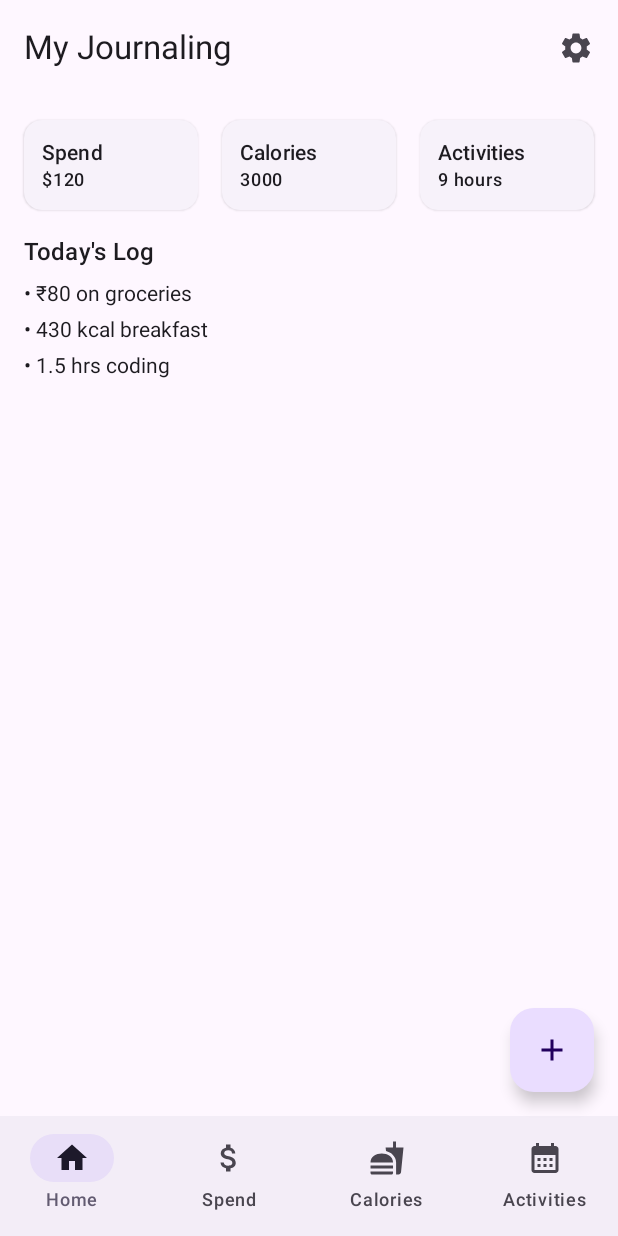
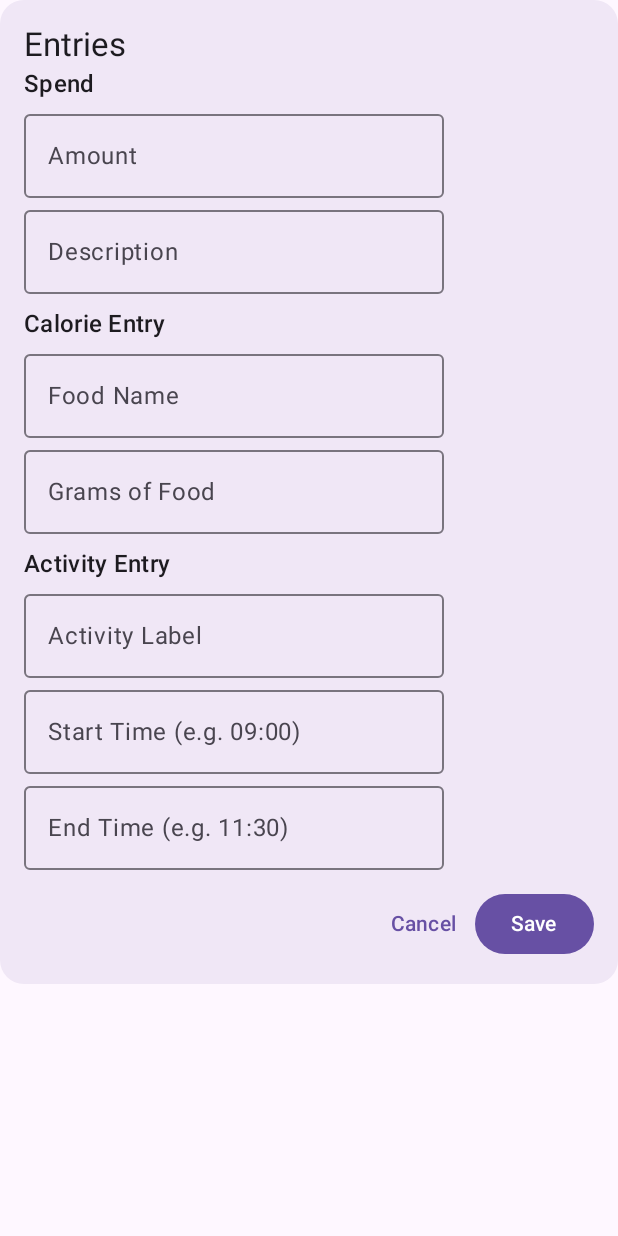
Before and after one commit to OPx888/Notedown, an Android app built with Jetpack Compose: the HomeScreen screen opened through its navigation route, after a tap on "Add", on a phone screen of 412 x 824 dp. Run offline under Robolectric (Android 15) with nearby library versions, the phone set to English and light mode, and no system bars.

Commit message:
Compleat seting Flowting Action Button

```diff
--- a/app/src/main/java/com/prakash/notedown/MainActivity.kt
+++ b/app/src/main/java/com/prakash/notedown/MainActivity.kt
@@ -5,40 +5,49 @@ import androidx.activity.ComponentActivity
 import androidx.activity.compose.setContent
 import androidx.activity.enableEdgeToEdge
 import androidx.compose.foundation.layout.Box
-import androidx.compose.foundation.layout.fillMaxSize
 import androidx.compose.foundation.layout.padding
-import androidx.compose.material.icons.Icons
-import androidx.compose.material.icons.filled.Add
-import androidx.compose.material3.FloatingActionButton
-import androidx.compose.material3.Icon
 import androidx.compose.material3.Scaffold
-import androidx.compose.material3.Text
-import androidx.compose.runtime.Composable
+import androidx.compose.runtime.mutableStateOf
+import androidx.compose.runtime.remember
 import androidx.compose.ui.Modifier
-import androidx.compose.ui.tooling.preview.Preview
+import androidx.navigation.compose.currentBackStackEntryAsState
 import androidx.navigation.compose.rememberNavController
 import com.prakash.notedown.navigation.NavGraph
-import com.prakash.notedown.screen.BottomNavBar
-import com.prakash.notedown.ui.theme.NotedownTheme
+import com.prakash.notedown.screen.home.BottomNavBar
+import androidx.compose.runtime.getValue
+import androidx.compose.runtime.setValue
+import androidx.lifecycle.viewmodel.compose.viewModel
+import com.prakash.notedown.screen.activities.ActivitiesViewModel
+import com.prakash.notedown.screen.calories.CaloriesViewModel
+import com.prakash.notedown.screen.spend.SpendViewModel
 
 class MainActivity : ComponentActivity() {
 	override fun onCreate(savedInstanceState: Bundle?) {
 		super.onCreate(savedInstanceState)
 		enableEdgeToEdge()
+
 		setContent {
+			val spendViewModel: SpendViewModel = viewModel()
+			val caloriesViewModel: CaloriesViewModel = viewModel()
+			val activitiesViewModel: ActivitiesViewModel = viewModel()
+
 			val navController = rememberNavController()
+			val currentBackStackEntry by navController.currentBackStackEntryAsState()
+			val currentRoute = currentBackStackEntry?.destination?.route
+
+			val showSheet = remember { mutableStateOf(false) }
 			Scaffold (
-				bottomBar = { BottomNavBar(navController)},
-				floatingActionButton = {
-					FloatingActionButton(
-						onClick = {}
-					){
-						Icon(Icons.Default.Add,contentDescription = "Add")
-					}
+				bottomBar = {
+
+					if (!showSheet.value && currentRoute in listOf("home", "spend", "calories", "activities")) {
+						BottomNavBar(navController)
+						}
 				}
+
+
 			){ innerPadding ->
 				Box(modifier = Modifier.padding(innerPadding)){
-					NavGraph(navController)
+					NavGraph(navController, showSheet = showSheet)
 				}
 			}
 
--- a/app/src/main/java/com/prakash/notedown/navigation/NavGraph.kt
+++ b/app/src/main/java/com/prakash/notedown/navigation/NavGraph.kt
@@ -1,19 +1,27 @@
 package com.prakash.notedown.navigation
 
 import androidx.compose.runtime.Composable
+import androidx.compose.runtime.MutableState
+import androidx.lifecycle.viewmodel.compose.viewModel
 import androidx.navigation.NavHostController
 import androidx.navigation.compose.NavHost
 import androidx.navigation.compose.composable
 import com.prakash.notedown.screen.activities.ActivitiesScreen
 import com.prakash.notedown.screen.calories.CaloriesScreen
-import com.prakash.notedown.screen.HomeScreen
+import com.prakash.notedown.screen.home.HomeScreen
 import com.prakash.notedown.screen.spend.SpendScreen
+import kotlinx.coroutines.flow.MutableStateFlow
 
 @Composable
-fun NavGraph(navController : NavHostController) {
+fun NavGraph(navController : NavHostController,showSheet: MutableState<Boolean>) {
 	NavHost(navController, startDestination = BottomNavItem.Home.route){
 		composable(BottomNavItem.Home.route){
-			HomeScreen()
+			HomeScreen(
+				viewModel(),
+				viewModel(),
+				viewModel(),
+				showSheet = showSheet
+			)
 		}
 		composable(route = BottomNavItem.Spend.route) {
 			SpendScreen()
--- a/app/src/main/java/com/prakash/notedown/screen/BottomNavBar.kt
+++ b/app/src/main/java/com/prakash/notedown/screen/home/BottomNavBar.kt
@@ -1,4 +1,4 @@
-package com.prakash.notedown.screen
+package com.prakash.notedown.screen.home
 
 import androidx.compose.material3.Icon
 import androidx.compose.material3.NavigationBar
--- a/app/src/main/java/com/prakash/notedown/screen/HomeScreen.kt
+++ b/app/src/main/java/com/prakash/notedown/screen/home/HomeScreen.kt
@@ -1,5 +1,6 @@
-package com.prakash.notedown.screen
+package com.prakash.notedown.screen.home
 
+import androidx.activity.compose.BackHandler
 import androidx.compose.foundation.layout.Arrangement
 import androidx.compose.foundation.layout.Column
 import androidx.compose.foundation.layout.Row
@@ -20,14 +21,32 @@ import androidx.compose.material3.Scaffold
 import androidx.compose.material3.Text
 import androidx.compose.material3.TopAppBar
 import androidx.compose.runtime.Composable
+import androidx.compose.runtime.MutableState
+import androidx.compose.runtime.mutableStateOf
+import androidx.compose.runtime.remember
 import androidx.compose.ui.Modifier
 import androidx.compose.ui.unit.dp
+import androidx.lifecycle.viewmodel.compose.viewModel
+import com.prakash.notedown.screen.activities.ActivitiesViewModel
+import com.prakash.notedown.screen.calories.CaloriesViewModel
+import com.prakash.notedown.screen.spend.SpendViewModel
 
 @OptIn(ExperimentalMaterial3Api::class)
 @Composable
-fun HomeScreen() {
+fun HomeScreen(
+	activitiesViewModel: ActivitiesViewModel,
+	spendViewModel: SpendViewModel,
+	caloriesViewModel: CaloriesViewModel,
+	showSheet: MutableState<Boolean>,) {
+	if (showSheet.value) {
+		BackHandler {
+			showSheet.value = false
+		}
+	}
+
 	Scaffold(
 		topBar = {
+			if (!showSheet.value){
 				TopAppBar(
 					title = { Text ( text = "My Journaling")},
 					actions = {
@@ -38,6 +57,17 @@ fun HomeScreen() {
 						}
 					}
 				)
+			}
+
+		},
+		floatingActionButton = {
+			if (!showSheet.value){
+				FloatingActionButton(
+					onClick = { showSheet.value = true }){
+					Icon(Icons.Default.Add,contentDescription = "Add")
+				}
+			}
+
 		}
 	) { innerPadding ->
 		Column (
@@ -51,6 +81,17 @@ fun HomeScreen() {
 		){
 			OverViewCardRow()
 			DailyLogList()
+		}
+		if (showSheet.value){
+			UnifiedEntryBottomSheet(
+				onDismiss = {showSheet.value = false},
+				onAdd = { spend, calories, activities ->
+					if (spend != null) spendViewModel.addSpendEntry(spend.first,spend.second)
+					if (calories != null) caloriesViewModel.addFood(calories.second,calories.first)
+					if (activities != null) activitiesViewModel.addActivity(activities.first,activities.second,activities.third)
+					showSheet.value = false
+				}
+			)
 		}
 
 	}
--- /dev/null
+++ b/app/src/main/java/com/prakash/notedown/screen/home/UnifiedEntryBottomSheet.kt
@@ -0,0 +1,95 @@
+package com.prakash.notedown.screen.home
+
+import androidx.compose.foundation.layout.Arrangement
+import androidx.compose.foundation.layout.Column
+import androidx.compose.foundation.layout.Row
+import androidx.compose.foundation.layout.Spacer
+import androidx.compose.foundation.layout.fillMaxWidth
+import androidx.compose.foundation.layout.height
+import androidx.compose.foundation.layout.padding
+import androidx.compose.material3.Button
+import androidx.compose.material3.MaterialTheme
+import androidx.compose.material3.OutlinedTextField
+import androidx.compose.material3.Surface
+import androidx.compose.material3.Text
+import androidx.compose.material3.TextButton
+import androidx.compose.runtime.Composable
+import androidx.compose.runtime.mutableStateOf
+import androidx.compose.runtime.remember
+import androidx.compose.runtime.getValue
+import androidx.compose.runtime.setValue
+import androidx.compose.ui.Modifier
+import androidx.compose.ui.unit.dp
+
+@Composable
+fun UnifiedEntryBottomSheet(
+	onDismiss : () -> Unit,
+	onAdd : (
+			spend : Pair< Int , String>?,
+			calories : Pair<Int,String>?,
+			activities : Triple<String, String, String>?
+
+			) -> Unit
+) {
+	var amount by remember { mutableStateOf("") }
+	var description by remember { mutableStateOf("") }
+	var foodName by remember { mutableStateOf("") }
+	var grams by remember { mutableStateOf("") }
+	var actLabel by remember { mutableStateOf("") }
+	var actStart by remember { mutableStateOf("") }
+	var actEnd by remember { mutableStateOf("") }
+
+	Surface (
+		tonalElevation = 4.dp,
+		shape = MaterialTheme.shapes.large,
+		modifier = Modifier.fillMaxWidth()
+	){
+		Column(modifier = Modifier.padding(16.dp)) {
+			Text("Entries", style = MaterialTheme.typography.titleLarge)
+
+			Text("Spend", style = MaterialTheme.typography.titleMedium)
+			OutlinedTextField(value = amount , onValueChange = {amount = it}, label = {Text("Amount")})
+			OutlinedTextField(value = description , onValueChange = {description = it}, label = {Text("Description")})
+
+			Spacer(Modifier.height(8.dp))
+
+			Text("Calorie Entry", style = MaterialTheme.typography.titleMedium)
+			OutlinedTextField(value = foodName, onValueChange = { foodName = it }, label = { Text("Food Name") })
+			OutlinedTextField(value = grams, onValueChange = { grams = it }, label = { Text("Grams of Food") })
+
+			Spacer(Modifier.height(8.dp))
+
+			Text("Activity Entry", style = MaterialTheme.typography.titleMedium)
+			OutlinedTextField(value = actLabel, onValueChange = { actLabel = it }, label = { Text("Activity Label") })
+			OutlinedTextField(value = actStart, onValueChange = { actStart = it }, label = { Text("Start Time (e.g. 09:00)") })
+			OutlinedTextField(value = actEnd, onValueChange = { actEnd = it }, label = { Text("End Time (e.g. 11:30)") })
+
+			Spacer(Modifier.height(12.dp))
+
+			Row(
+				horizontalArrangement = Arrangement.End,
+				modifier = Modifier.fillMaxWidth()
+			) {
+				TextButton(onClick = onDismiss) { Text("Cancel")}
+
+				Button(
+					onClick = {
+						val spendEntry = if (amount.isNotBlank() && description.isNotBlank())
+							amount.toIntOrNull()?.let{it to description}else null
+
+						val caloriesEntry = if (foodName.isNotBlank() && grams.isNotBlank())
+							grams.toIntOrNull()?.let{it to foodName}else null
+
+						val activityEntry = if (actLabel.isNotBlank() && actStart.isNotBlank() && actEnd.isNotBlank())
+							Triple(actLabel,actStart,actEnd) else null
+
+						onAdd(spendEntry,caloriesEntry,activityEntry)
+					}
+				) {
+					Text("Save")
+				}
+			}
+		}
+	}
+
+}
```
Lines whose indentation alone changed are shown as unchanged.
